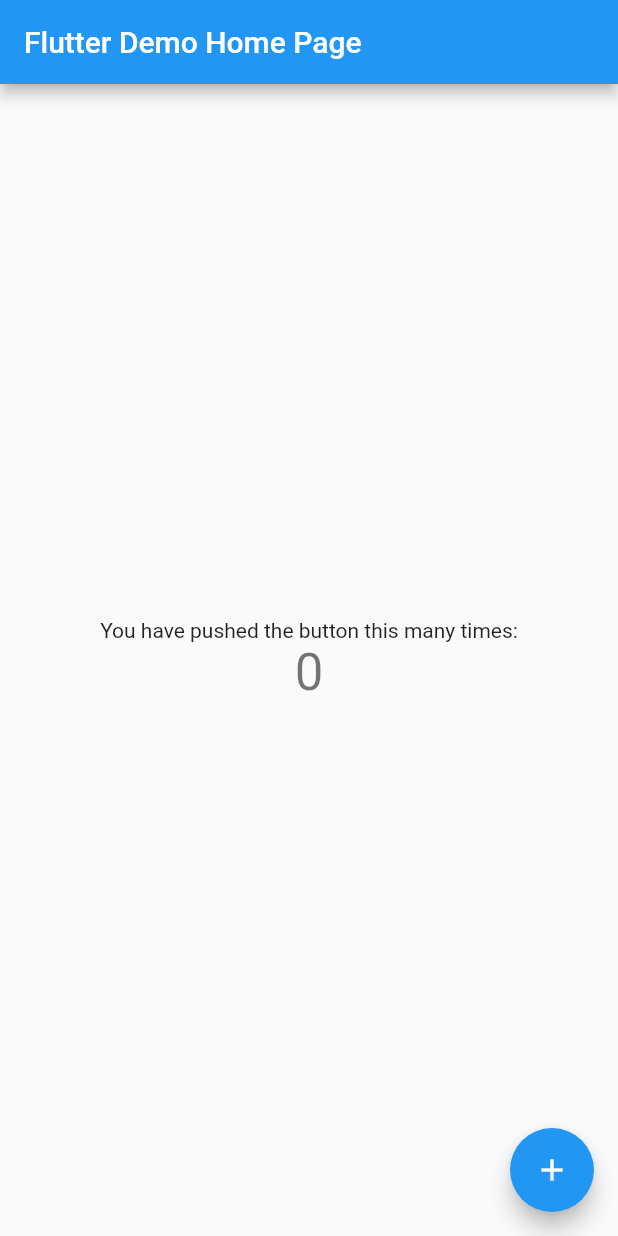
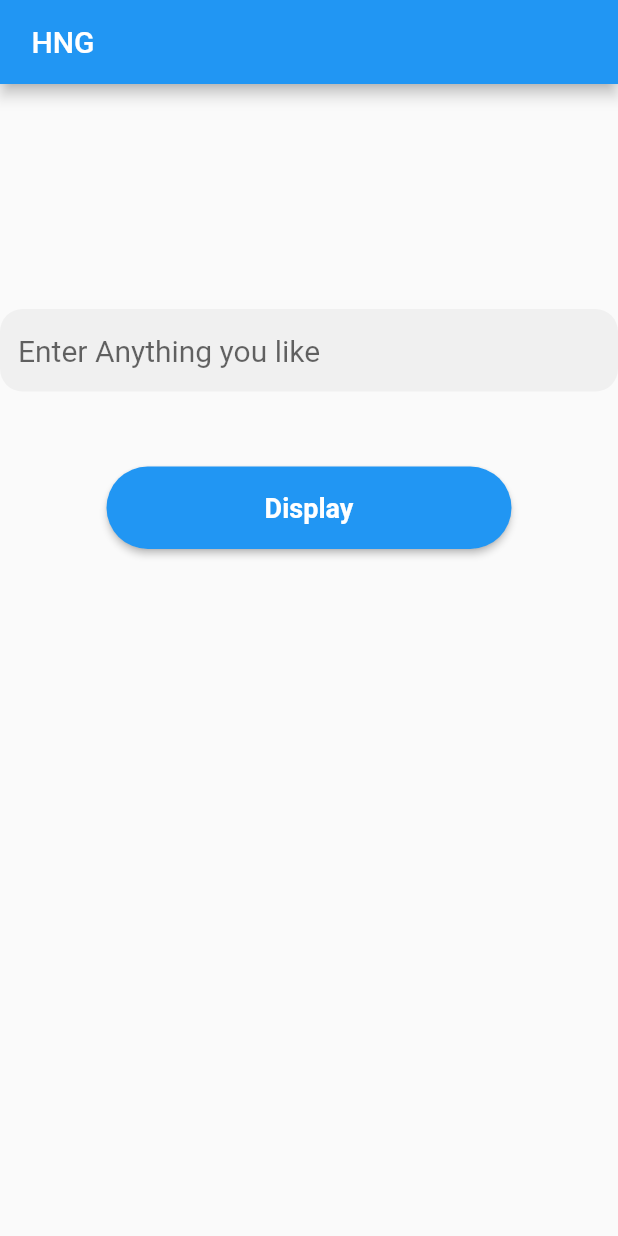
Before and after one commit to vanvicka/Hng-userinputs, a Flutter app: the screen it shows after launch, on a phone screen of 412 x 824 dp. Run offline on Flutter 3.47's test engine with Material 2 defaults, Android fonts, the phone set to English and light mode, and no system bars.

Commit message:
user inputs2

```diff
--- a/lib/main.dart
+++ b/lib/main.dart
@@ -1,4 +1,5 @@
 import 'package:flutter/material.dart';
+import 'package:hng_userinputs/constants.dart';
 
 void main() {
   runApp(MyApp());
@@ -22,7 +23,7 @@
         // is not restarted.
         primarySwatch: Colors.blue,
       ),
-      home: MyHomePage(title: 'Flutter Demo Home Page'),
+      home: MyHomePage(title: ' HNG'),
     );
   }
 }
@@ -46,27 +47,27 @@
 }
 
 class _MyHomePageState extends State<MyHomePage> {
-  int _counter = 0;
-
-  void _incrementCounter() {
-    setState(() {
-      // This call to setState tells the Flutter framework that something has
-      // changed in this State, which causes it to rerun the build method below
-      // so that the display can reflect the updated values. If we changed
-      // _counter without calling setState(), then the build method would not be
-      // called again, and so nothing would appear to happen.
-      _counter++;
-    });
+  final _userInputController = TextEditingController();
+displayDialog(BuildContext context,){
+    return showDialog(
+        context: context,
+        barrierDismissible: true,
+        builder: (context){
+          return AlertDialog(shape: RoundedRectangleBorder(borderRadius: BorderRadius.horizontal(right: Radius.circular(30.0),left: Radius.circular(30.0))),
+            backgroundColor: Colors.blueAccent[100] ,
+            title: Text("Nice", style: TextStyle(fontSize: 20.0, fontWeight: FontWeight.bold,),),
+            content: Text(_userInputController.text, style: TextStyle(fontSize:18.0,fontStyle: FontStyle.italic),),
+            actions: <Widget>[
+              FlatButton(
+                  onPressed:() =>Navigator.of(context).pop(),
+                  child: Text("Okay"),color: Colors.blue[500],)
+            ],
+          );
+        }
+    );
   }
-
   @override
   Widget build(BuildContext context) {
-    // This method is rerun every time setState is called, for instance as done
-    // by the _incrementCounter method above.
-    //
-    // The Flutter framework has been optimized to make rerunning build methods
-    // fast, so that you can just rebuild anything that needs updating rather
-    // than having to individually change instances of widgets.
     return Scaffold(
       appBar: AppBar(
         // Here we take the value from the MyHomePage object that was created by
@@ -74,40 +75,40 @@
         title: Text(widget.title),
       ),
       body: Center(
-        // Center is a layout widget. It takes a single child and positions it
-        // in the middle of the parent.
         child: Column(
-          // Column is also a layout widget. It takes a list of children and
-          // arranges them vertically. By default, it sizes itself to fit its
-          // children horizontally, and tries to be as tall as its parent.
-          //
-          // Invoke "debug painting" (press "p" in the console, choose the
-          // "Toggle Debug Paint" action from the Flutter Inspector in Android
-          // Studio, or the "Toggle Debug Paint" command in Visual Studio Code)
-          // to see the wireframe for each widget.
-          //
-          // Column has various properties to control how it sizes itself and
-          // how it positions its children. Here we use mainAxisAlignment to
-          // center the children vertically; the main axis here is the vertical
-          // axis because Columns are vertical (the cross axis would be
-          // horizontal).
-          mainAxisAlignment: MainAxisAlignment.center,
-          children: <Widget>[
-            Text(
-              'You have pushed the button this many times:',
+          children: [
+            SizedBox( height: 150,),
+            TextFormField(
+              decoration: textInputDecoration.copyWith(
+                hintText: 'Enter Anything you like',
+              ),
+              controller: _userInputController,
+              keyboardType: TextInputType.emailAddress,
+              autocorrect: false,
+              validator: (value) => value == null? 'Email is required.': null,
             ),
-            Text(
-              '$_counter',
-              style: Theme.of(context).textTheme.headline4,
-            ),
+            SizedBox( height: 50,),
+
+            MaterialButton(
+              height: 55,
+              minWidth: 270,
+              color: Theme.of(context).primaryColor,
+              textColor: Colors.white,
+              shape: RoundedRectangleBorder(
+                  borderRadius: BorderRadius.circular(40.0)),
+              child: Text(
+                'Display',
+                style: TextStyle(fontWeight: FontWeight.bold, fontSize: 18),
+              ),
+              onPressed: () {
+                displayDialog(context);
+
+             },
+            )
           ],
         ),
       ),
-      floatingActionButton: FloatingActionButton(
-        onPressed: _incrementCounter,
-        tooltip: 'Increment',
-        child: Icon(Icons.add),
-      ), // This trailing comma makes auto-formatting nicer for build methods.
+      // This trailing comma makes auto-formatting nicer for build methods.
     );
   }
 }
```
Also changed, not shown: 2 other files.
